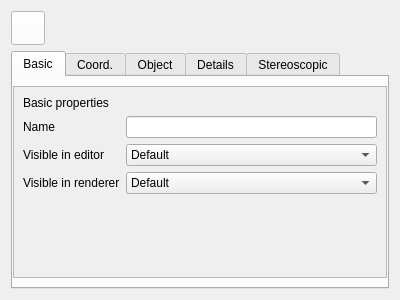
Qt form QChromosome/cameraattributes.ui (Michalaq/ChromosomeVisualizer) before a commit.
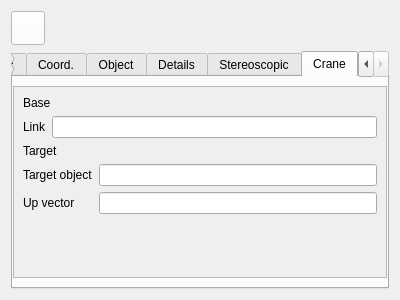
The same form after that commit. The open tabs and pages were chosen to show the change. Icons and pictures are not drawn. Custom widgets are drawn as their Qt base class.

Commit message: Added new fields to camera settings

Patch:
```diff
--- a/QChromosome/cameraattributes.ui
+++ b/QChromosome/cameraattributes.ui
@@ -877,6 +877,130 @@
        </item>
       </layout>
      </widget>
+     <widget class="QWidget" name="tab_6">
+      <attribute name="title">
+       <string>Crane</string>
+      </attribute>
+      <layout class="QGridLayout" name="gridLayout_6">
+       <property name="leftMargin">
+        <number>0</number>
+       </property>
+       <property name="rightMargin">
+        <number>0</number>
+       </property>
+       <item row="0" column="0">
+        <widget class="QScrollArea" name="scrollArea_6">
+         <property name="widgetResizable">
+          <bool>true</bool>
+         </property>
+         <widget class="QWidget" name="scrollAreaWidgetContents_6">
+          <property name="geometry">
+           <rect>
+            <x>0</x>
+            <y>0</y>
+            <width>376</width>
+            <height>192</height>
+           </rect>
+          </property>
+          <layout class="QVBoxLayout" name="verticalLayout_7">
+           <item>
+            <widget class="QLabel" name="label_27">
+             <property name="text">
+              <string>Base</string>
+             </property>
+             <property name="class" stdset="0">
+              <string>section</string>
+             </property>
+            </widget>
+           </item>
+           <item>
+            <layout class="QFormLayout" name="formLayout_9">
+             <item row="0" column="0">
+              <widget class="Label" name="label_28">
+               <property name="text">
+                <string>Link</string>
+               </property>
+               <property name="class" stdset="0">
+                <string>item</string>
+               </property>
+              </widget>
+             </item>
+             <item row="0" column="1">
+              <widget class="PickWidget" name="lineEdit_2">
+               <property name="readOnly">
+                <bool>true</bool>
+               </property>
+              </widget>
+             </item>
+            </layout>
+           </item>
+           <item>
+            <widget class="QLabel" name="label_29">
+             <property name="text">
+              <string>Target</string>
+             </property>
+             <property name="class" stdset="0">
+              <string>section</string>
+             </property>
+            </widget>
+           </item>
+           <item>
+            <layout class="QFormLayout" name="formLayout_10">
+             <item row="0" column="0">
+              <widget class="Label" name="label_30">
+               <property name="text">
+                <string>Target object</string>
+               </property>
+               <property name="class" stdset="0">
+                <string>item</string>
+               </property>
+              </widget>
+             </item>
+             <item row="0" column="1">
+              <widget class="PickWidget" name="lineEdit_3">
+               <property name="readOnly">
+                <bool>true</bool>
+               </property>
+              </widget>
+             </item>
+             <item row="1" column="0">
+              <widget class="Label" name="label_31">
+               <property name="text">
+                <string>Up vector</string>
+               </property>
+               <property name="class" stdset="0">
+                <string>item</string>
+               </property>
+              </widget>
+             </item>
+             <item row="1" column="1">
+              <widget class="PickWidget" name="lineEdit_4">
+               <property name="readOnly">
+                <bool>true</bool>
+               </property>
+              </widget>
+             </item>
+            </layout>
+           </item>
+           <item>
+            <spacer name="verticalSpacer_6">
+             <property name="orientation">
+              <enum>Qt::Vertical</enum>
+             </property>
+             <property name="sizeHint" stdset="0">
+              <size>
+               <width>20</width>
+               <height>40</height>
+              </size>
+             </property>
+            </spacer>
+           </item>
+          </layout>
+         </widget>
+        </widget>
+       </item>
+      </layout>
+     </widget>
     </widget>
    </item>
   </layout>
@@ -912,6 +1036,11 @@
    <extends>QLabel</extends>
    <header>titlelabel.h</header>
   </customwidget>
+  <customwidget>
+   <class>PickWidget</class>
+   <extends>QLineEdit</extends>
+   <header>pickwidget.h</header>
+  </customwidget>
  </customwidgets>
  <resources>
   <include location="icons.qrc"/>
```
